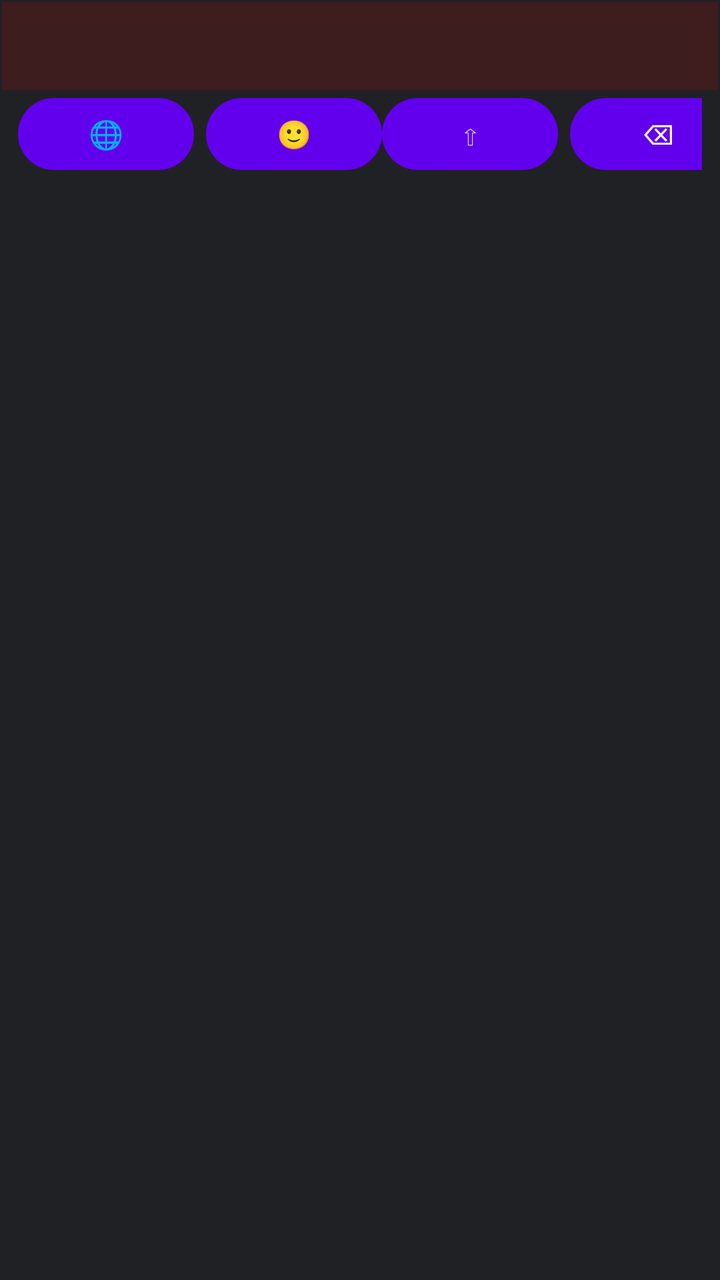
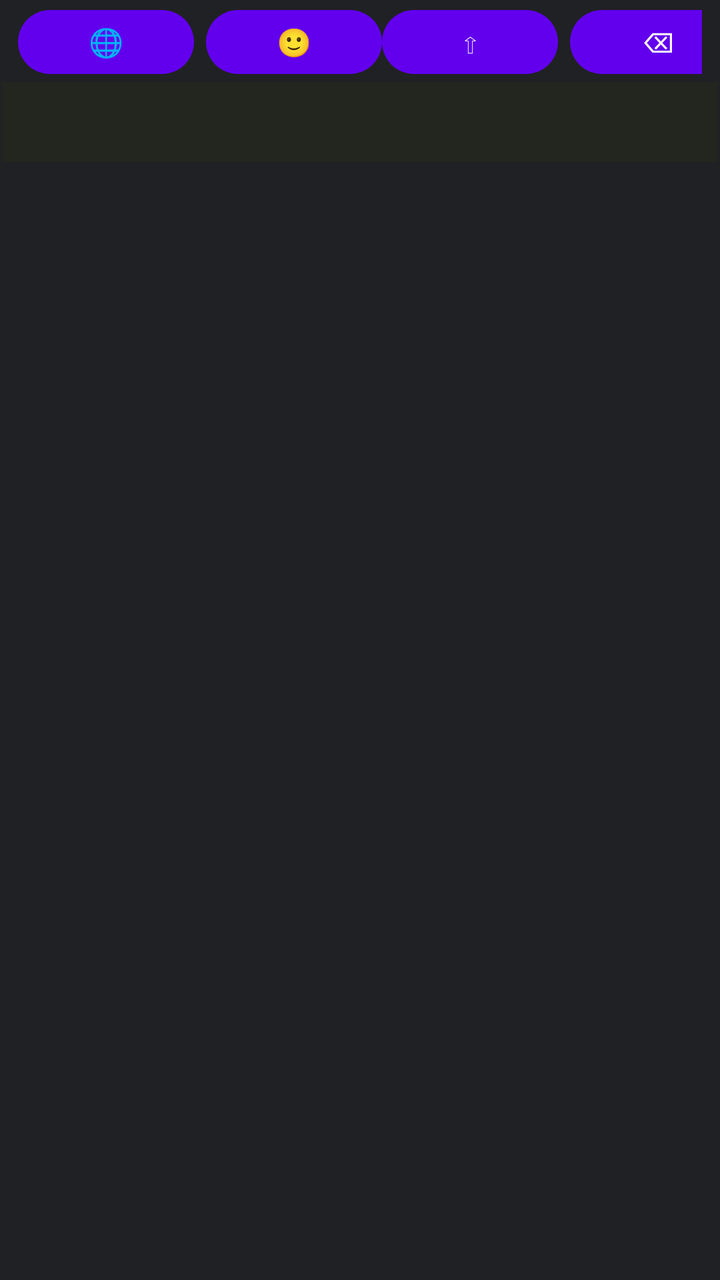

Two renders of the same Android screen: before a commit and after it. Below are the layout's source before the change and the commit's diff.
<!-- AndroidManifest.xml: application theme Theme.KeyboardApp -->
<!-- res/layout/keyboard_root.xml -->
<?xml version="1.0" encoding="utf-8"?>
<FrameLayout
  xmlns:android="http://schemas.android.com/apk/res/android"
  android:id="@+id/keyboard_root"
  android:layout_width="match_parent"
  android:layout_height="match_parent"
  android:background="@color/keyboard_background">

  
  <FrameLayout
    android:id="@+id/keyboard_overlay"
    android:layout_width="match_parent"
    android:layout_height="match_parent" />

  
  <LinearLayout
    android:id="@+id/keyboard_main"
    android:layout_width="match_parent"
    android:layout_height="match_parent"
    android:orientation="vertical"
    android:padding="1dp">
    
    
    <androidx.recyclerview.widget.RecyclerView
      android:id="@+id/suggestion_row"
      android:background="#22FF0000"
      android:layout_width="match_parent"
      android:layout_height="44dp"
      android:overScrollMode="never"
      android:paddingHorizontal="8dp" />
    
    
    <HorizontalScrollView
      android:layout_width="match_parent"
      android:layout_height="44dp"
      android:scrollbars="none"
      android:paddingHorizontal="8dp">
      
      <LinearLayout
        android:id="@+id/control_row"
        android:layout_width="wrap_content"
        android:layout_height="match_parent"
        android:orientation="horizontal"
        android:gravity="center_vertical">
        <Button
          android:layout_width="wrap_content"
          android:layout_height="match_parent"
          android:text="🌐"
          android:layout_marginEnd="6dp"/>
        <Button
          android:layout_width="wrap_content"
          android:layout_height="match_parent"
          android:text="🙂"/>
        <Button
          android:layout_width="wrap_content"
          android:layout_height="match_parent"
          android:text="⇧"
          android:layout_marginEnd="6dp"/>
        <Button
          android:layout_width="wrap_content"
          android:layout_height="match_parent"
          android:text="⌫"
          android:layout_marginEnd="6dp"/>
      </LinearLayout>



    </HorizontalScrollView>
    
    
    <FrameLayout
      android:id="@+id/keyboard_body"
      android:layout_width="match_parent"
      android:layout_height="wrap_content" />
      
  </LinearLayout>
  
</FrameLayout>
<!-- resources referenced by this layout -->
<resources>
  <color name="keyboard_background">#202124</color>
  <style name="Theme.KeyboardApp" parent="Theme.Material3.DayNight.NoActionBar">
          
         <item name="colorPrimary">@color/primary</item>
          <item name="colorOnPrimary">@color/on_primary</item>
  
          
          <item name="colorSecondary">@color/secondary</item>
          <item name="colorOnSecondary">@color/on_secondary</item>
  
          
          <item name="android:windowBackground">@color/background</item>
          <item name="colorSurface">@color/surface</item>
          <item name="colorOnSurface">@color/on_surface</item>
  
          
          <item name="android:textColorPrimary">@color/on_surface</item>
          <item name="android:textColorSecondary">@color/on_surface_variant</item>
  
          
          <item name="keyboardBackground">?attr/colorSurface</item>
          <item name="keyboardKeyColor">@color/keyboard_key</item>
          <item name="keyboardKeyTextColor">@color/keyboard_key_text</item>
  
      </style>
  <color name="primary">#6200EE</color>
  <color name="on_primary">#FFFFFF</color>
  <color name="secondary">#03DAC5</color>
  <color name="on_secondary">#000000</color>
  <color name="background">#FFFFFF</color>
  <color name="surface">#FFFFFF</color>
  <color name="on_surface">#000000</color>
  <color name="on_surface_variant">#666666</color>
  <color name="keyboard_key">#303134</color>
  <color name="keyboard_key_text">#FFFFFF</color>
</resources>

<!-- the commit's change to res/layout/keyboard_root.xml (unified diff, before → after) -->
@@ -21,18 +21,9 @@
     android:padding="1dp">
     
     
-    <androidx.recyclerview.widget.RecyclerView
-      android:id="@+id/suggestion_row"
-      android:background="#22FF0000"
-      android:layout_width="match_parent"
-      android:layout_height="44dp"
-      android:overScrollMode="never"
-      android:paddingHorizontal="8dp" />
-    
-    
     <HorizontalScrollView
       android:layout_width="match_parent"
-      android:layout_height="44dp"
+      android:layout_height="40dp"
       android:scrollbars="none"
       android:paddingHorizontal="8dp">
       
@@ -68,6 +59,15 @@
     </HorizontalScrollView>
     
     
+    <androidx.recyclerview.widget.RecyclerView
+      android:id="@+id/suggestion_row"
+      android:background="#22334400"
+      android:layout_width="match_parent"
+      android:layout_height="40dp"
+      android:overScrollMode="never"
+      android:paddingHorizontal="8dp" />
+    
+    
     <FrameLayout
       android:id="@+id/keyboard_body"
       android:layout_width="match_parent"
